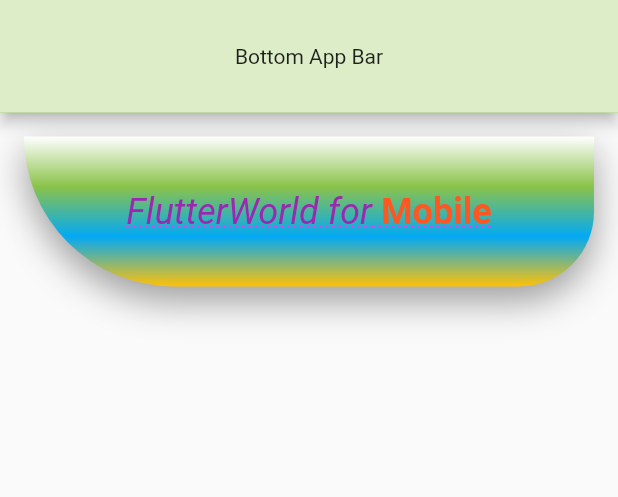
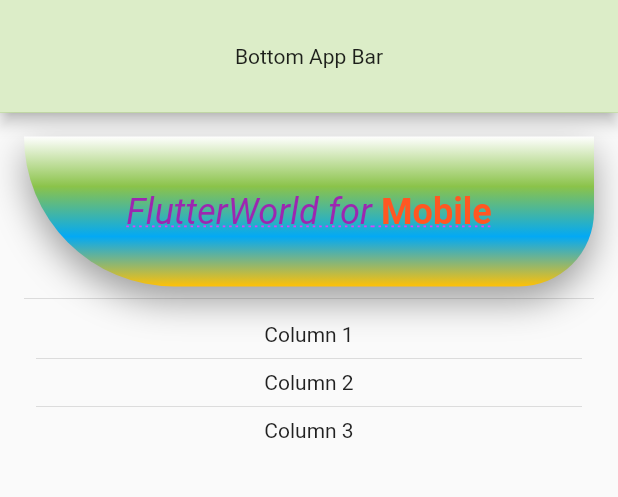
Before and after one commit to HansSchmitt/ch6_basics, a Flutter app: the screen it shows after launch, on a phone screen of 412 x 824 dp, the part 84-581 px from its top. Run offline on Flutter 3.47's test engine with Material 2 defaults, Android fonts, the phone set to English and light mode, and no system bars.

Commit message:
Added Column with dividers between sections.

```diff
--- a/lib/pages/home.dart
+++ b/lib/pages/home.dart
@@ -1,4 +1,6 @@
 import 'package:flutter/material.dart';
+import 'package:ch6_basics/widgets/containerWithBoxDecorationWidget.dart';
+import 'package:ch6_basics/widgets/columnWidget.dart';
 
 class Home extends StatefulWidget {
   @override
@@ -54,6 +56,8 @@ class _HomeState extends State<Home> {
                 child: Column(
                   children: <Widget>[
                     const ContainerWithBoxDecorationWidget(),
+                    Divider(),
+                    const ColumnWidget(),
                   ],
                 ),
               ),
@@ -62,72 +66,3 @@ class _HomeState extends State<Home> {
     );
   }
 }
-
-class ContainerWithBoxDecorationWidget extends StatelessWidget{
-  const ContainerWithBoxDecorationWidget({
-    Key key,
-  }) : super(key: key);
-
-  @override
-  Widget build(BuildContext context){
-    return Column(
-      children: <Widget>[
-        Container(
-          height: 100.0,
-          decoration: BoxDecoration(
-            borderRadius: BorderRadius.only(
-              bottomLeft: Radius.circular(100.0),
-              bottomRight: Radius.circular(50.0),
-            ),
-            gradient: LinearGradient(
-              begin: Alignment.topCenter,
-              end: Alignment.bottomCenter,
-              colors: [
-                Colors.white,
-                Colors.lightGreen.shade500,
-                Colors.lightBlue,
-                Colors.amber,
-              ]
-            ),
-            boxShadow: [
-              BoxShadow(
-                color: Colors.grey,
-                blurRadius: 20.0,
-                offset: Offset(0.0 , 10.0),
-              )
-            ],
-          ),
-          child: Center(
-            child: RichText(
-              text: TextSpan(
-                text: 'FlutterWorld',
-                style: TextStyle(
-                  fontSize: 24.0,
-                  color: Colors.purple,
-                  decoration: TextDecoration.underline,
-                  decorationColor: Colors.purpleAccent,
-                  decorationStyle: TextDecorationStyle.dotted,
-                  fontStyle: FontStyle.italic,
-                  fontWeight: FontWeight.normal,
-                ),
-                children: <TextSpan>[
-                  TextSpan(
-                    text: ' for',
-                  ),
-                  TextSpan(
-                    text: ' Mobile',
-                    style: TextStyle(
-                      color: Colors.deepOrange,
-                      fontStyle: FontStyle.normal,
-                      fontWeight: FontWeight.bold,
-                    ),
-                  ),
-                ]
-              )
-            ),
-          ),
-        ),
-      ],
-    );
-  }
-}
--- /dev/null
+++ b/lib/widgets/columnWidget.dart
@@ -0,0 +1,26 @@
+import 'package:flutter/material.dart';
+
+class ColumnWidget extends StatelessWidget {
+  const ColumnWidget({
+    Key key
+  }) : super(key: key);
+
+  @override
+  Widget build(BuildContext context) {
+    return Padding(
+      padding: const EdgeInsets.all(8.0),
+      child: Column(
+          crossAxisAlignment: CrossAxisAlignment.center,
+          mainAxisAlignment: MainAxisAlignment.spaceEvenly,
+          mainAxisSize: MainAxisSize.max,
+          children: <Widget> [
+            Text('Column 1'),
+            Divider(),
+            Text('Column 2'),
+            Divider(),
+            Text('Column 3'),
+          ]
+      ),
+    );
+  }
+}
--- /dev/null
+++ b/lib/widgets/containerWithBoxDecorationWidget.dart
@@ -0,0 +1,70 @@
+import 'package:flutter/material.dart';
+
+class ContainerWithBoxDecorationWidget extends StatelessWidget{
+  const ContainerWithBoxDecorationWidget({
+    Key key,
+  }) : super(key: key);
+
+  @override
+  Widget build(BuildContext context){
+    return Column(
+      children: <Widget>[
+        Container(
+          height: 100.0,
+          decoration: BoxDecoration(
+            borderRadius: BorderRadius.only(
+              bottomLeft: Radius.circular(100.0),
+              bottomRight: Radius.circular(50.0),
+            ),
+            gradient: LinearGradient(
+                begin: Alignment.topCenter,
+                end: Alignment.bottomCenter,
+                colors: [
+                  Colors.white,
+                  Colors.lightGreen.shade500,
+                  Colors.lightBlue,
+                  Colors.amber,
+                ]
+            ),
+            boxShadow: [
+              BoxShadow(
+                color: Colors.grey,
+                blurRadius: 20.0,
+                offset: Offset(0.0 , 10.0),
+              )
+            ],
+          ),
+          child: Center(
+            child: RichText(
+                text: TextSpan(
+                    text: 'FlutterWorld',
+                    style: TextStyle(
+                      fontSize: 24.0,
+                      color: Colors.purple,
+                      decoration: TextDecoration.underline,
+                      decorationColor: Colors.purpleAccent,
+                      decorationStyle: TextDecorationStyle.dotted,
+                      fontStyle: FontStyle.italic,
+                      fontWeight: FontWeight.normal,
+                    ),
+                    children: <TextSpan>[
+                      TextSpan(
+                        text: ' for',
+                      ),
+                      TextSpan(
+                        text: ' Mobile',
+                        style: TextStyle(
+                          color: Colors.deepOrange,
+                          fontStyle: FontStyle.normal,
+                          fontWeight: FontWeight.bold,
+                        ),
+                      ),
+                    ]
+                )
+            ),
+          ),
+        ),
+      ],
+    );
+  }
+}
```
